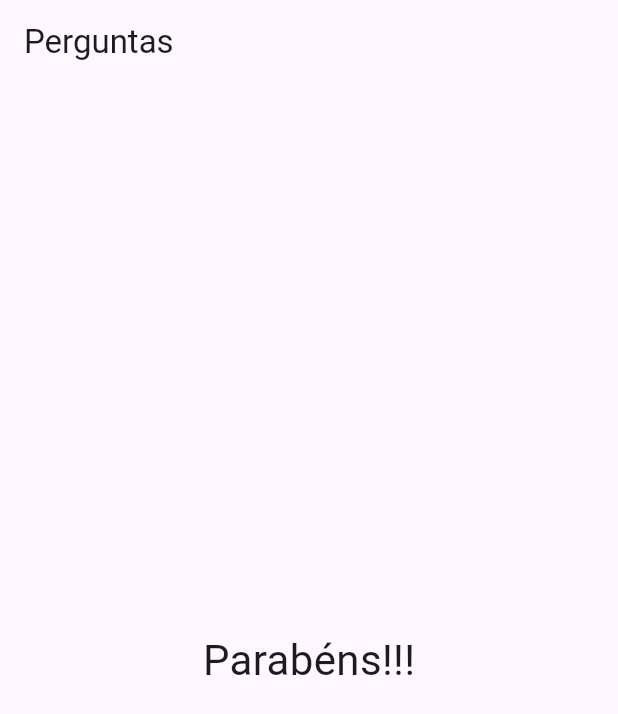
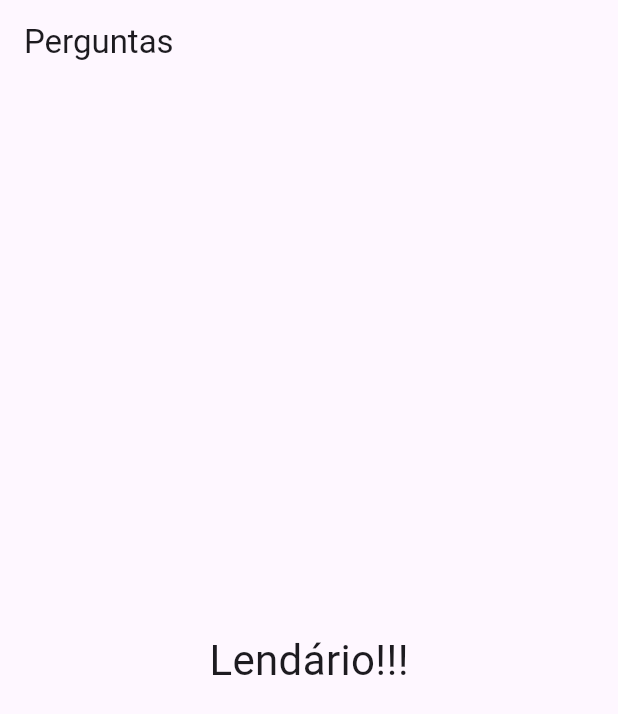
Before and after one commit to Git-LeAmaral/perguntas_e_respostas, a Flutter app: the screen it shows after launch, after a tap on "Preto", after a tap on "Sedan", after a tap on "Italia", on a phone screen of 412 x 824 dp. Shown: the top 714 px of the screen. Run offline on Flutter 3.47's test engine with Material 3 defaults, Android fonts, the phone set to English and light mode, and no system bars.

Commit message:
feat: finalizando pontuação com resultado

```diff
--- a/lib/main.dart
+++ b/lib/main.dart
@@ -67,7 +67,7 @@ class _PerguntaAppState extends State<PerguntaApp> {
                 perguntaSelecionada: _perguntaSelecionada,
                 responder: _responder,
               )
-            : const Resultado(),
+            : Resultado(_pontuacaoTotal),
       ),
     );
   }
--- a/lib/resultado.dart
+++ b/lib/resultado.dart
@@ -1,17 +1,26 @@
 import 'package:flutter/material.dart';
 
 class Resultado extends StatelessWidget {
-  const Resultado({super.key});
+  final int pontuacao;
 
-  // const Resultado({super.key});
+  const Resultado(this.pontuacao, {super.key});
+
+  String get fraseResultado {
+    if (pontuacao < 8) {
+      return 'Da para melhorar!';
+    } else if (pontuacao < 12) {
+      return 'Parabéns, muito bom!';
+    } else if (pontuacao < 16) {
+      return 'Impressionante';
+    } else {
+      return 'Lendário!!!';
+    }
+  }
 
   @override
   Widget build(BuildContext context) {
-    return const Center(
-              child: Text(
-                'Parabéns!!!',
-                style: TextStyle(fontSize: 28),
-                ),
-          );
+    return Center(
+      child: Text(fraseResultado, style: const TextStyle(fontSize: 28)),
+    );
   }
 }
```
